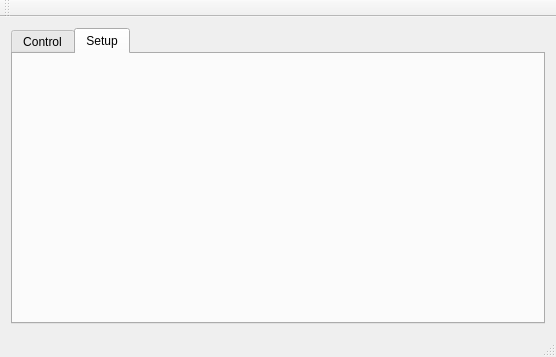
The window that View/mainview.ui (volodymyr-savenko/Vfp) describes before a commit, drawn with Qt 5.
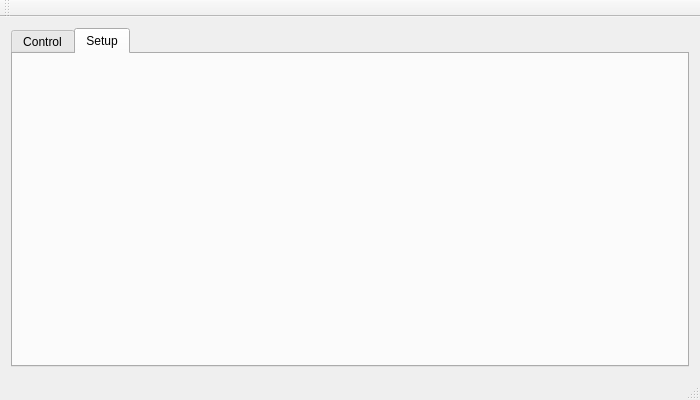
The same window after the commit.

Diff of the .ui file:
```diff
--- a/View/mainview.ui
+++ b/View/mainview.ui
@@ -6,10 +6,22 @@
    <rect>
     <x>0</x>
     <y>0</y>
-    <width>556</width>
-    <height>357</height>
+    <width>700</width>
+    <height>400</height>
    </rect>
   </property>
+  <property name="minimumSize">
+   <size>
+    <width>700</width>
+    <height>400</height>
+   </size>
+  </property>
+  <property name="maximumSize">
+   <size>
+    <width>900</width>
+    <height>600</height>
+   </size>
+  </property>
   <property name="windowTitle">
    <string>Virtual Front Penal - Gating Controller</string>
   </property>
@@ -17,6 +29,12 @@
    <layout class="QHBoxLayout" name="horizontalLayout">
     <item>
      <widget class="QTabWidget" name="tabWidget">
+      <property name="maximumSize">
+       <size>
+        <width>750</width>
+        <height>650</height>
+       </size>
+      </property>
       <property name="currentIndex">
        <number>1</number>
       </property>
@@ -31,6 +49,12 @@
        </layout>
       </widget>
       <widget class="QWidget" name="tabSetup">
+       <property name="minimumSize">
+        <size>
+         <width>550</width>
+         <height>0</height>
+        </size>
+       </property>
        <attribute name="title">
         <string>Setup</string>
        </attribute>
```
Left out of the diff: 10 changed lines with no effect on the pictures.
